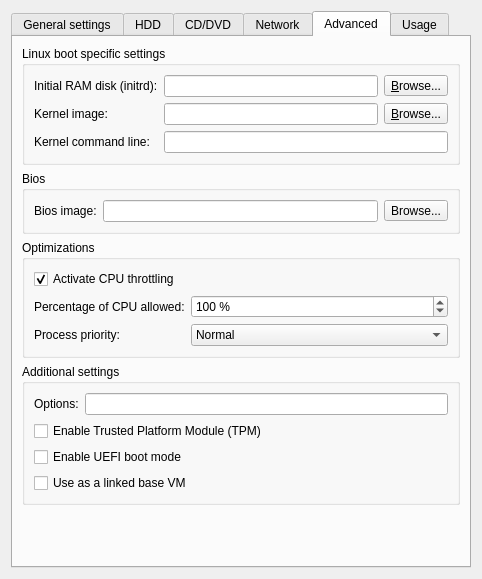
Old version of the form gns3/modules/qemu/ui/qemu_vm_configuration_page.ui in the repository GNS3/gns3-gui.
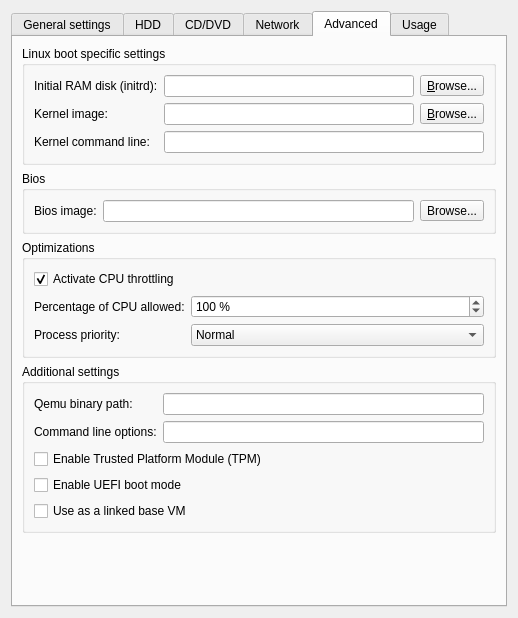
New version of the form. The open tabs and pages were chosen to show the change.

Commit message: Support for custom Qemu path in templates and nodes

```diff
--- a/gns3/modules/qemu/ui/qemu_vm_configuration_page.ui
+++ b/gns3/modules/qemu/ui/qemu_vm_configuration_page.ui
@@ -6,8 +6,8 @@
    <rect>
     <x>0</x>
     <y>0</y>
-    <width>478</width>
-    <height>579</height>
+    <width>518</width>
+    <height>618</height>
    </rect>
   </property>
   <property name="windowTitle">
@@ -896,21 +896,7 @@
           <string>Additional settings</string>
          </property>
          <layout class="QGridLayout" name="gridLayout_3">
-          <item row="1" column="0" colspan="2">
-           <widget class="QCheckBox" name="uiTPMCheckBox">
-            <property name="text">
-             <string>Enable Trusted Platform Module (TPM)</string>
-            </property>
-           </widget>
-          </item>
-          <item row="0" column="0">
-           <widget class="QLabel" name="uiQemuOptionsLabel">
-            <property name="text">
-             <string>Options:</string>
-            </property>
-           </widget>
-          </item>
-          <item row="0" column="1">
+          <item row="1" column="1">
            <widget class="QLineEdit" name="uiQemuOptionsLineEdit">
             <property name="toolTip">
              <string>&lt;html&gt;&lt;head/&gt;&lt;body&gt;&lt;p&gt;Variable replacements:&lt;/p&gt;
@@ -926,7 +912,14 @@
             </property>
            </widget>
           </item>
-          <item row="3" column="0" colspan="2">
+          <item row="4" column="0" colspan="2">
+           <widget class="QCheckBox" name="uiUEFICheckBox">
+            <property name="text">
+             <string>Enable UEFI boot mode</string>
+            </property>
+           </widget>
+          </item>
+          <item row="5" column="0" colspan="2">
            <widget class="QCheckBox" name="uiBaseVMCheckBox">
             <property name="enabled">
              <bool>true</bool>
@@ -936,13 +929,30 @@
             </property>
            </widget>
           </item>
-          <item row="2" column="0" colspan="2">
-           <widget class="QCheckBox" name="uiUEFICheckBox">
+          <item row="0" column="0">
+           <widget class="QLabel" name="uiQemuPathLabel">
             <property name="text">
-             <string>Enable UEFI boot mode</string>
+             <string>Qemu binary path:</string>
             </property>
            </widget>
           </item>
+          <item row="1" column="0">
+           <widget class="QLabel" name="uiQemuOptionsLabel">
+            <property name="text">
+             <string>Command line options:</string>
+            </property>
+           </widget>
+          </item>
+          <item row="3" column="0" colspan="2">
+           <widget class="QCheckBox" name="uiTPMCheckBox">
+            <property name="text">
+             <string>Enable Trusted Platform Module (TPM)</string>
+            </property>
+           </widget>
+          </item>
+          <item row="0" column="1">
+           <widget class="QLineEdit" name="uiQemuPathLineEdit"/>
+          </item>
          </layout>
          <zorder>uiQemuOptionsLineEdit</zorder>
          <zorder>uiQemuOptionsLabel</zorder>
```
Left out of the diff: 2 changed lines with no effect on the pictures. The commit also changes 5 other files.
